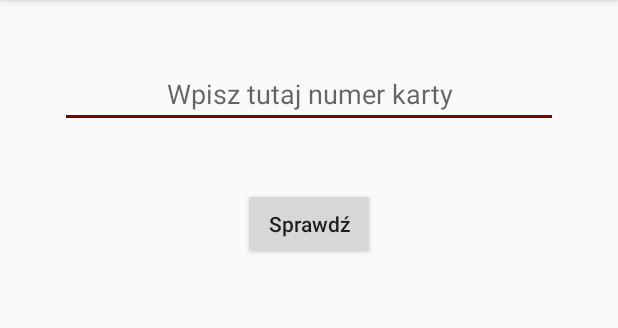
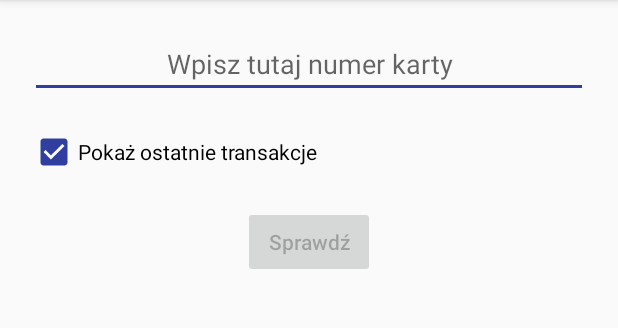
Before and after one commit to whooof/PointsCheck, an Android app: the screen it shows after launch (MainActivity), on a phone screen of 412 x 824 dp, the part 84-412 px from its top. Run offline under Robolectric (Android 15) with nearby library versions, the phone set to English and light mode, and no system bars; our stand-ins replace Volley.

```diff
--- a/app/src/main/AndroidManifest.xml
+++ b/app/src/main/AndroidManifest.xml
@@ -8,7 +8,8 @@
         android:label="@string/app_name"
         android:roundIcon="@mipmap/ic_launcher_round"
         android:supportsRtl="true"
-        android:theme="@style/AppTheme">
+        android:theme="@style/AppTheme"
+        android:name=".AppController">
 
         <activity android:name=".MainActivity" android:configChanges="orientation|screenSize">
             <intent-filter>
--- a/app/src/main/res/layout/activity_main.xml
+++ b/app/src/main/res/layout/activity_main.xml
@@ -5,19 +5,28 @@
     android:layout_width="match_parent"
     android:layout_height="match_parent"
     android:orientation="vertical"
-    tools:context="com.example.john.volleysimple.MainActivity">
+    tools:context="com.example.john.volleysimple.MainActivity"
+    android:padding="20dp">
 
     <EditText
         android:id="@+id/card_num"
         android:layout_width="match_parent"
         android:layout_height="wrap_content"
-        android:layout_margin="40dp"
+        android:layout_marginBottom="20dp"
         android:contentDescription="Numer karty"
         android:hint="Wpisz tutaj numer karty"
         android:ems="10"
         android:gravity="center"
         android:inputType="number"
         android:maxLength="8" />
+
+    <CheckBox
+        android:id="@+id/showHistory"
+        android:layout_width="match_parent"
+        android:layout_height="wrap_content"
+        android:layout_marginBottom="20dp"
+        android:checked="true"
+        android:text="Pokaż ostatnie transakcje" />
 
     <Button
         android:id="@+id/get_pts"
@@ -27,8 +36,17 @@
         android:layout_marginBottom="20dp"
         android:text="Sprawdź"
         android:textAlignment="center"
-        android:textAllCaps="false" />
+        android:textAllCaps="false"
+        android:enabled="false"/>
 
+
+    <TextView
+        android:id="@+id/lblPts"
+        android:layout_width="match_parent"
+        android:layout_height="wrap_content"
+        android:labelFor="@+id/txt"
+        android:text="Liczba punktów:"
+        android:visibility="invisible" />
 
     <TextView
         android:id="@+id/txt"
@@ -36,9 +54,8 @@
         android:layout_height="wrap_content"
         android:lineSpacingExtra="8sp"
         android:maxLines="3"
-        android:textAlignment="center"
         android:textColor="@color/colorPrimaryDark"
-        android:textSize="30sp" />
+        android:textSize="24sp" />
 
     <ImageView
         android:id="@+id/img"
@@ -47,5 +64,21 @@
         android:layout_gravity="center"
         app:srcCompat="@android:color/background_light" />
 
+    <TextView
+        android:id="@+id/lblHistory"
+        android:layout_width="match_parent"
+        android:layout_height="wrap_content"
+        android:labelFor="@+id/txtHistory"
+        android:text="Ostatnie transakcje:"
+        android:visibility="invisible"
+        android:layout_marginTop="20dp"/>
+
+    <TextView
+        android:id="@+id/txtHistory"
+        android:layout_width="match_parent"
+        android:layout_height="wrap_content"
+        android:layout_marginTop="10dp"
+        android:textSize="18sp"
+        android:textColor="@color/colorPrimaryDark" />
 
 </LinearLayout>
--- a/app/src/main/res/values/colors.xml
+++ b/app/src/main/res/values/colors.xml
@@ -2,5 +2,5 @@
 <resources>
     <color name="colorPrimary">#3F51B5</color>
     <color name="colorPrimaryDark">#303f9f</color>
-    <color name="colorAccent">#780600</color>
+    <color name="colorAccent">#303f9f</color>
 </resources>
```
Also changed, not shown: app/src/main/java/com/example/john/volleysimple/MainActivity.java (+98 -9 lines).
